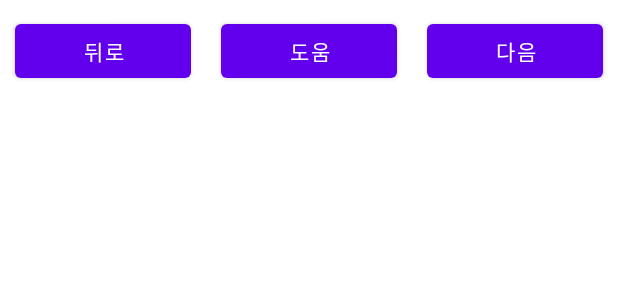
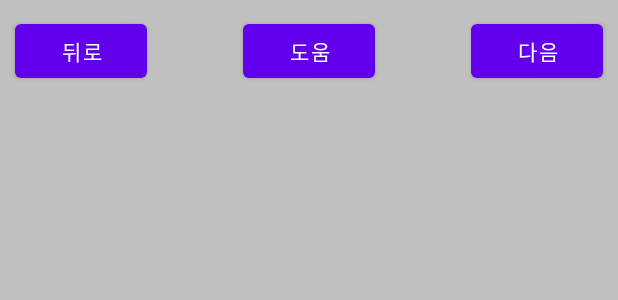
Before and after one commit to hochany95/impteenSummer, an Android app: the layout activity_main.xml on its own in the app's theme, with its tools: preview values and no code run, on a phone screen of 412 x 824 dp. Shown: the top 300 px of the screen. Run offline under Robolectric (Android 15) with nearby library versions, the phone set to English and light mode, and no system bars.

Commit message:
windowfullscreen and add fragments

```diff
--- a/EscapeRoomApp/app/src/main/AndroidManifest.xml
+++ b/EscapeRoomApp/app/src/main/AndroidManifest.xml
@@ -18,7 +18,6 @@
             android:exported="true" >
             <intent-filter>
                 <action android:name="android.intent.action.MAIN" />
-
                 <category android:name="android.intent.category.LAUNCHER" />
             </intent-filter>
 
--- a/EscapeRoomApp/app/src/main/res/layout/activity_main.xml
+++ b/EscapeRoomApp/app/src/main/res/layout/activity_main.xml
@@ -1,14 +1,22 @@
 <?xml version="1.0" encoding="utf-8"?>
-<LinearLayout xmlns:android="http://schemas.android.com/apk/res/android"
+<RelativeLayout xmlns:android="http://schemas.android.com/apk/res/android"
     xmlns:app="http://schemas.android.com/apk/res-auto"
     xmlns:tools="http://schemas.android.com/tools"
     android:layout_width="match_parent"
     android:layout_height="wrap_content"
     android:orientation="vertical"
+    android:background="@color/silver"
     tools:context=".MainActivity">
 
+    <FrameLayout
 
-    <LinearLayout
+        android:id="@+id/fragmentContainer"
+        android:layout_width="match_parent"
+        android:layout_height="match_parent">
+
+    </FrameLayout>
+
+    <RelativeLayout
         android:layout_width="match_parent"
         android:layout_height="match_parent"
         android:orientation="horizontal">
@@ -17,7 +25,7 @@
             android:id="@+id/button"
             android:layout_width="wrap_content"
             android:layout_height="wrap_content"
-            android:layout_weight="1"
+            android:layout_alignParentLeft="true"
             android:layout_margin="10dp"
             android:text="뒤로" />
 
@@ -25,7 +33,7 @@
             android:id="@+id/button2"
             android:layout_width="wrap_content"
             android:layout_height="wrap_content"
-            android:layout_weight="1"
+            android:layout_centerHorizontal="true"
             android:layout_margin="10dp"
             android:text="도움" />
 
@@ -33,16 +41,10 @@
             android:id="@+id/button3"
             android:layout_width="wrap_content"
             android:layout_height="wrap_content"
-            android:layout_weight="1"
+            android:layout_alignParentRight="true"
             android:layout_margin="10dp"
             android:text="다음" />
-    </LinearLayout>
+    </RelativeLayout>
 
-    <FrameLayout
 
-        android:id="@+id/fragmentContainer"
-        android:layout_width="match_parent"
-        android:layout_height="match_parent">
-
-    </FrameLayout>
-</LinearLayout>
+</RelativeLayout>
--- a/EscapeRoomApp/app/src/main/res/layout/fragment_init.xml
+++ b/EscapeRoomApp/app/src/main/res/layout/fragment_mission01.xml
@@ -4,7 +4,6 @@
     xmlns:tools="http://schemas.android.com/tools"
     android:layout_width="match_parent"
     android:layout_height="match_parent"
-    android:background="?attr/fullscreenBackgroundColor"
     android:theme="@style/ThemeOverlay.EscapeRoomApp.FullscreenContainer"
     android:id="@+id/mainContainer"
     tools:context=".MissionFragment_001">
--- a/EscapeRoomApp/app/src/main/res/values/colors.xml
+++ b/EscapeRoomApp/app/src/main/res/values/colors.xml
@@ -12,4 +12,5 @@
     <color name="light_blue_A200">#FF40C4FF</color>
     <color name="light_blue_A400">#FF00B0FF</color>
     <color name="black_overlay">#66000000</color>
+    <color name="silver" >#C0C0C0</color>
 </resources>
--- a/EscapeRoomApp/app/src/main/res/values/strings.xml
+++ b/EscapeRoomApp/app/src/main/res/values/strings.xml
@@ -2,4 +2,6 @@
     <string name="app_name">EscapeRoomApp</string>
     <string name="dummy_button">Dummy Button</string>
     <string name="dummy_content">DUMMY\nCONTENT</string>
+    <!-- TODO: Remove or change this placeholder text -->
+    <string name="hello_blank_fragment">Hello blank fragment</string>
 </resources>
--- a/EscapeRoomApp/app/src/main/res/values/themes.xml
+++ b/EscapeRoomApp/app/src/main/res/values/themes.xml
@@ -12,6 +12,8 @@
         <!-- Status bar color. -->
         <item name="android:statusBarColor">?attr/colorPrimaryVariant</item>
         <!-- Customize your theme here. -->
+        <!-- hide status var -->
+        <item name="android:windowFullscreen">true</item>
     </style>
 
     <style name="ThemeOverlay.EscapeRoomApp.FullscreenContainer" parent="">
```
Also changed, not shown: EscapeRoomApp/app/src/main/java/com/impacteen/hochan/escaperoomapp/MissionFragment02.java (added, +14 -0 lines), EscapeRoomApp/app/src/main/java/com/impacteen/hochan/escaperoomapp/MissionFragment03.java (added, +13 -0 lines), EscapeRoomApp/app/src/main/res/layout/activity_init.xml (+5 -5 lines), EscapeRoomApp/app/src/main/res/layout/fragment_mission02.xml (added, +14 -0 lines), EscapeRoomApp/app/src/main/res/layout/fragment_mission03.xml (added, +14 -0 lines).
